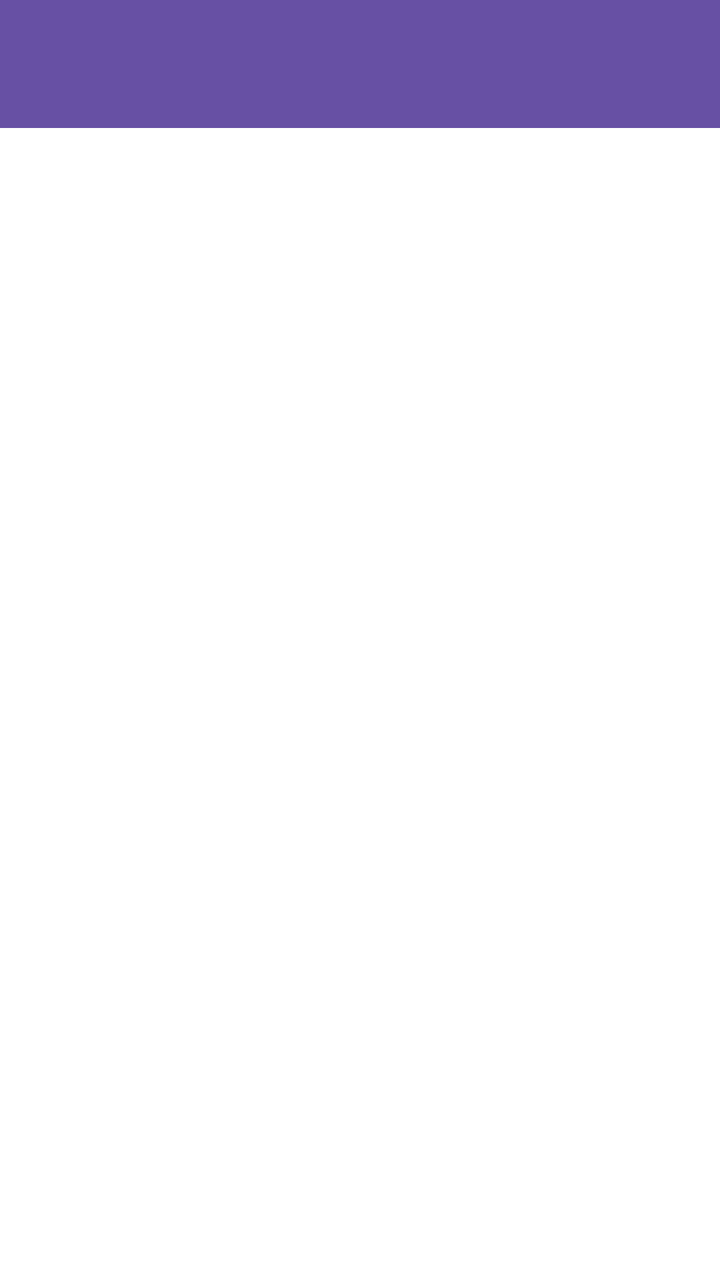
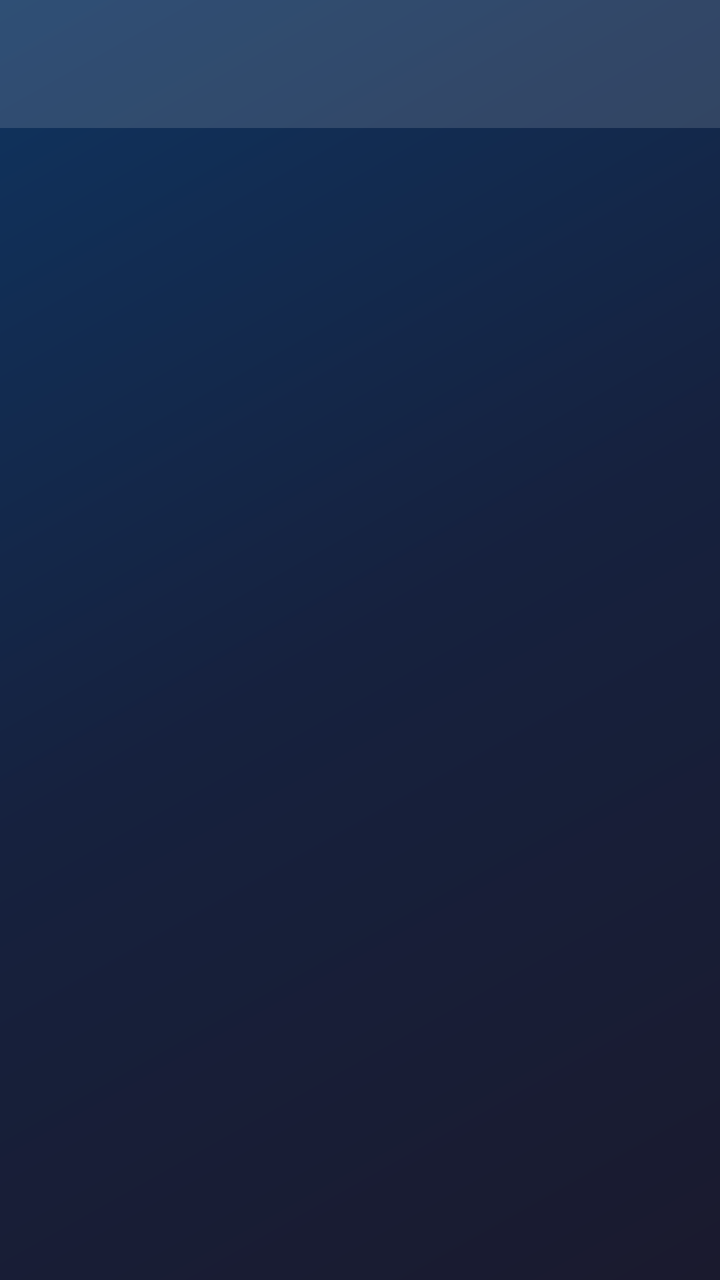

Two renders of the same Android screen: before a commit and after it. Below are the layout's source before the change and the commit's diff.
<!-- AndroidManifest.xml: application theme Theme.SportConnect -->
<!-- res/layout/activity_mis_reservas.xml -->
<?xml version="1.0" encoding="utf-8"?>
<LinearLayout xmlns:android="http://schemas.android.com/apk/res/android"
    android:layout_width="match_parent"
    android:layout_height="match_parent"
    android:orientation="vertical"
    android:background="@color/white">

    <androidx.appcompat.widget.Toolbar
        android:id="@+id/toolbar"
        android:layout_width="match_parent"
        android:layout_height="?attr/actionBarSize"
        android:background="?attr/colorPrimary"
        android:title="Mis reservas" />

    <androidx.recyclerview.widget.RecyclerView
        android:id="@+id/recyclerMisReservas"
        android:layout_width="match_parent"
        android:layout_height="0dp"
        android:layout_weight="1"
        android:padding="8dp"
        android:clipToPadding="false" />

    <TextView
        android:id="@+id/tvSinReservas"
        android:layout_width="match_parent"
        android:layout_height="0dp"
        android:layout_weight="1"
        android:gravity="center"
        android:text="No tienes reservas todavía"
        android:textSize="16sp"
        android:textColor="@color/black"
        android:visibility="gone" />

    <ProgressBar
        android:id="@+id/progressBar"
        android:layout_width="wrap_content"
        android:layout_height="wrap_content"
        android:layout_gravity="center"
        android:visibility="gone" />

</LinearLayout>
<!-- resources referenced by this layout -->
<resources>
  <color name="black">#FF000000</color>
  <color name="white">#FFFFFFFF</color>
  <style name="Theme.SportConnect" parent="Base.Theme.SportConnect" />
  <style name="Base.Theme.SportConnect" parent="Theme.Material3.DayNight.NoActionBar">
          
          
      </style>
</resources>

<!-- the commit's change to res/layout/activity_mis_reservas.xml (unified diff, before → after) -->
@@ -1,16 +1,18 @@
 <?xml version="1.0" encoding="utf-8"?>
 <LinearLayout xmlns:android="http://schemas.android.com/apk/res/android"
+    xmlns:app="http://schemas.android.com/apk/res-auto"
     android:layout_width="match_parent"
     android:layout_height="match_parent"
     android:orientation="vertical"
-    android:background="@color/white">
+    android:background="@drawable/gradient_background">
 
     <androidx.appcompat.widget.Toolbar
         android:id="@+id/toolbar"
         android:layout_width="match_parent"
         android:layout_height="?attr/actionBarSize"
-        android:background="?attr/colorPrimary"
-        android:title="Mis reservas" />
+        android:background="#22FFFFFF"
+        android:title="Mis reservas"
+        app:titleTextColor="#FFFFFF" />
 
     <androidx.recyclerview.widget.RecyclerView
         android:id="@+id/recyclerMisReservas"
@@ -28,7 +30,7 @@
         android:gravity="center"
         android:text="No tienes reservas todavía"
         android:textSize="16sp"
-        android:textColor="@color/black"
+        android:textColor="#AAFFFFFF"
         android:visibility="gone" />
 
     <ProgressBar
@@ -36,6 +38,7 @@
         android:layout_width="wrap_content"
         android:layout_height="wrap_content"
         android:layout_gravity="center"
+        android:indeterminateTint="#FF6B35"
         android:visibility="gone" />
 
 </LinearLayout>
<!-- resource entries referenced after the edit -->
@@ -1,7 +1,18 @@
 <!-- resources referenced by this layout -->
 <resources>
-  <color name="black">#FF000000</color>
-  <color name="white">#FFFFFFFF</color>
+  <!-- drawable gradient_background (drawable) -->
+  <?xml version="1.0" encoding="utf-8"?>
+  <shape xmlns:android="http://schemas.android.com/apk/res/android"
+      android:shape="rectangle">
+  
+      <gradient
+          android:startColor="#1A1A2E"
+          android:centerColor="#16213E"
+          android:endColor="#0F3460"
+          android:angle="135"
+          android:type="linear" />
+  
+  </shape>
   <style name="Theme.SportConnect" parent="Base.Theme.SportConnect" />
   <style name="Base.Theme.SportConnect" parent="Theme.Material3.DayNight.NoActionBar">
           
